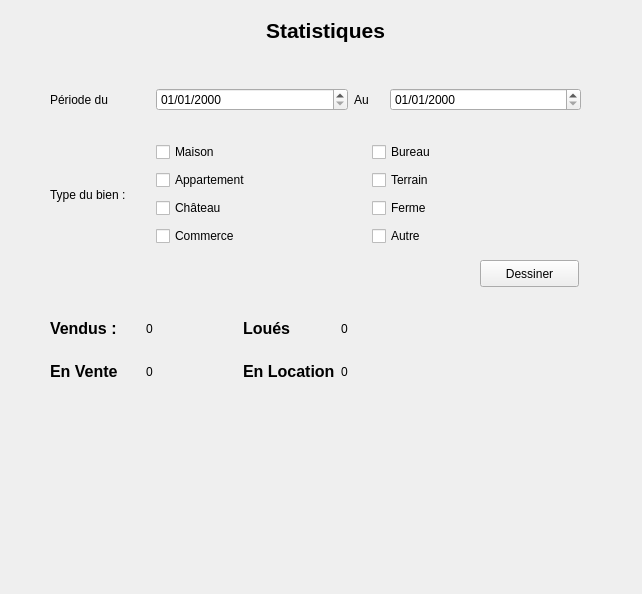
This is AgenceImmo/stats.ui in willdoleave/projet-ihm as Qt 5 draws it before an edit. The edited form follows.
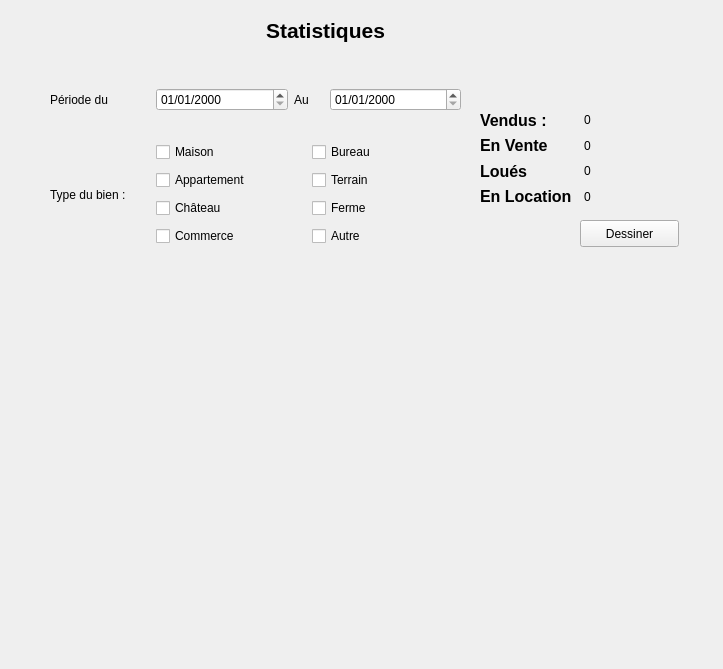
This is the edited form. Custom widgets are drawn as their Qt base class.

```diff
--- a/AgenceImmo/stats.ui
+++ b/AgenceImmo/stats.ui
@@ -6,8 +6,8 @@
    <rect>
     <x>0</x>
     <y>0</y>
-    <width>642</width>
-    <height>594</height>
+    <width>723</width>
+    <height>669</height>
    </rect>
   </property>
   <property name="windowTitle">
@@ -41,7 +41,7 @@
     <rect>
      <x>50</x>
      <y>60</y>
-     <width>531</width>
+     <width>411</width>
      <height>80</height>
     </rect>
    </property>
@@ -93,7 +93,7 @@
     <rect>
      <x>50</x>
      <y>140</y>
-     <width>531</width>
+     <width>411</width>
      <height>110</height>
     </rect>
    </property>
@@ -176,8 +176,8 @@
   <widget class="QPushButton" name="pushButton">
    <property name="geometry">
     <rect>
-     <x>480</x>
-     <y>260</y>
+     <x>580</x>
+     <y>220</y>
      <width>99</width>
      <height>27</height>
     </rect>
@@ -189,20 +189,13 @@
   <widget class="QWidget" name="gridLayoutWidget_2">
    <property name="geometry">
     <rect>
-     <x>50</x>
-     <y>310</y>
-     <width>381</width>
-     <height>80</height>
+     <x>480</x>
+     <y>110</y>
+     <width>201</width>
+     <height>96</height>
     </rect>
    </property>
    <layout class="QGridLayout" name="gridLayout_3">
-    <item row="0" column="1">
-     <widget class="QLabel" name="vendus">
-      <property name="text">
-       <string>0</string>
-      </property>
-     </widget>
-    </item>
     <item row="1" column="1">
      <widget class="QLabel" name="en_vente">
       <property name="text">
@@ -238,7 +231,7 @@
       </property>
      </widget>
     </item>
-    <item row="0" column="2">
+    <item row="2" column="0">
      <widget class="QLabel" name="label_7">
       <property name="font">
        <font>
@@ -252,14 +245,14 @@
       </property>
      </widget>
     </item>
-    <item row="0" column="3">
-     <widget class="QLabel" name="loues">
+    <item row="0" column="1">
+     <widget class="QLabel" name="vendus">
       <property name="text">
        <string>0</string>
       </property>
      </widget>
     </item>
-    <item row="1" column="2">
+    <item row="3" column="0">
      <widget class="QLabel" name="label_9">
       <property name="font">
        <font>
@@ -273,16 +266,41 @@
       </property>
      </widget>
     </item>
-    <item row="1" column="3">
+    <item row="3" column="1">
      <widget class="QLabel" name="en_location">
       <property name="text">
        <string>0</string>
       </property>
      </widget>
     </item>
+    <item row="2" column="1">
+     <widget class="QLabel" name="loues">
+      <property name="text">
+       <string>0</string>
+      </property>
+     </widget>
+    </item>
    </layout>
   </widget>
+  <widget class="QCustomPlot" name="customPlot" native="true">
+   <property name="geometry">
+    <rect>
+     <x>50</x>
+     <y>250</y>
+     <width>631</width>
+     <height>391</height>
+    </rect>
+   </property>
+  </widget>
  </widget>
+ <customwidgets>
+  <customwidget>
+   <class>QCustomPlot</class>
+   <extends>QWidget</extends>
+   <header>qcustomplot/qcustomplot.h</header>
+   <container>1</container>
+  </customwidget>
+ </customwidgets>
  <resources/>
  <connections/>
 </ui>
```
